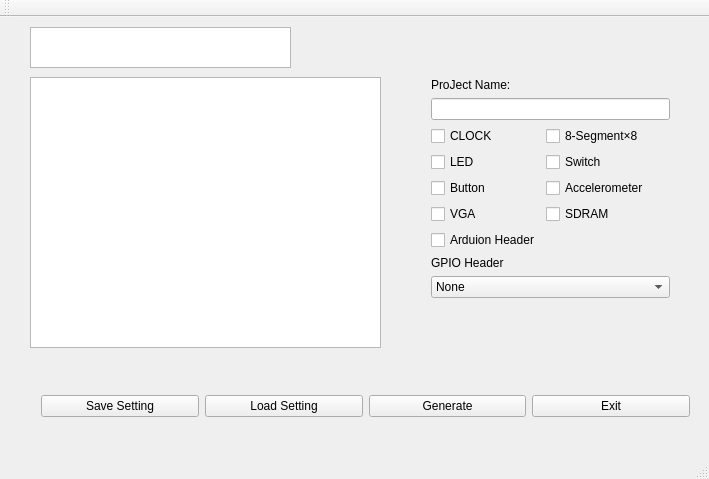
Before: the Qt Designer form mainwindow.ui in z1412247644/HDU_FPGA_Cyclone10LP_PIN, drawn with Qt 5.
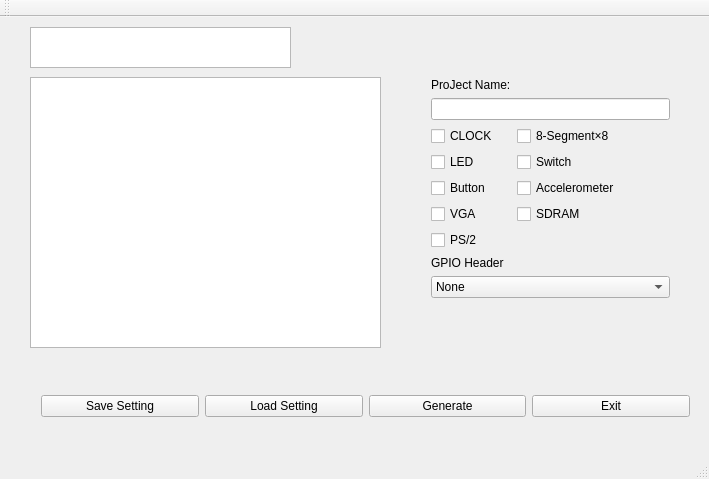
After: the same form once the commit is applied. Icons and pictures are not drawn.

What changed in the file:
```diff
--- a/mainwindow.ui
+++ b/mainwindow.ui
@@ -103,7 +103,7 @@
      <item row="9" column="0">
       <widget class="QCheckBox" name="CB_arduion">
        <property name="text">
-        <string>Arduion Header</string>
+        <string>PS/2</string>
        </property>
       </widget>
      </item>
```
Left out of the diff: 2 changed lines with no effect on the pictures.
